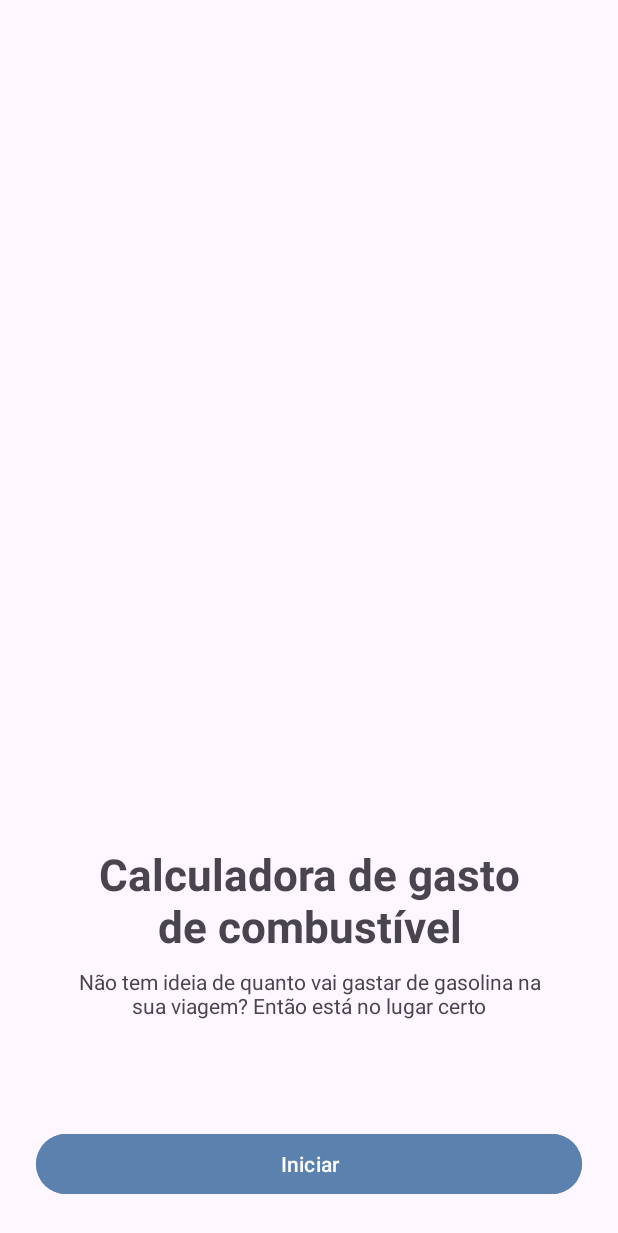
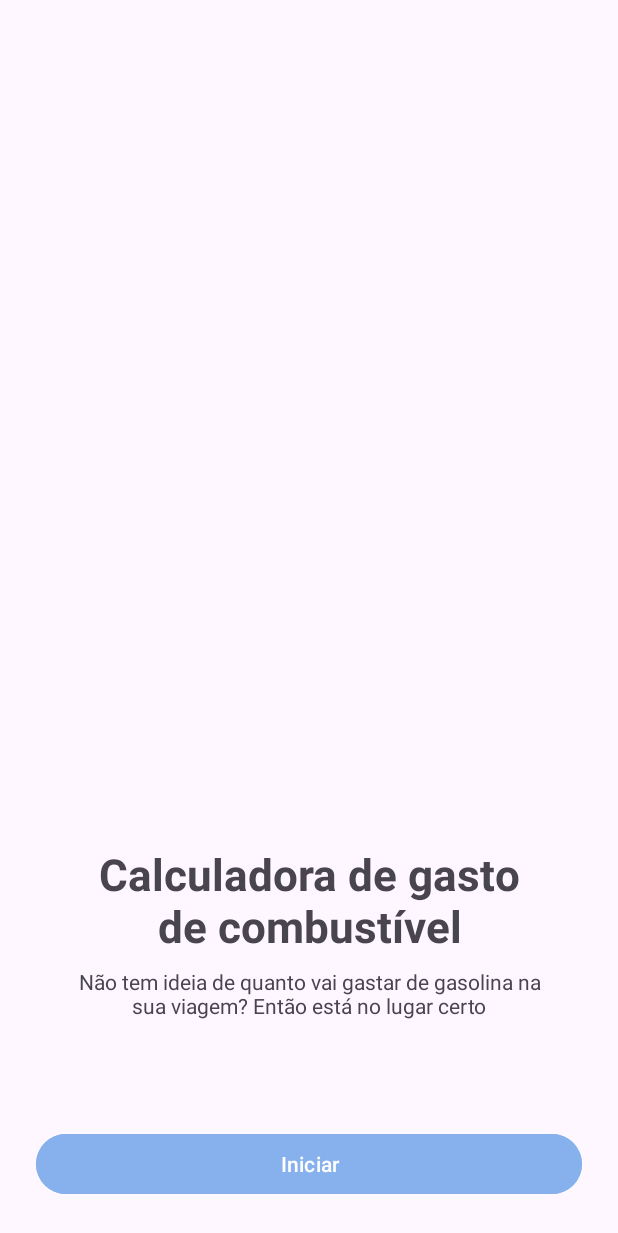
Before and after one commit to eduardoagabes/fuel-calculator, an Android app: the screen it shows after launch (MainActivity), on a phone screen of 412 x 824 dp. Shown: the top 1233 px of the screen. Run offline under Robolectric (Android 15) with nearby library versions, the phone set to English and light mode, and no system bars.

Commit message:
ajustando cores e temas

```diff
--- /dev/null
+++ b/app/src/main/res/drawable/rounded_bg.xml
@@ -0,0 +1,6 @@
+<?xml version="1.0" encoding="utf-8"?>
+<shape xmlns:android="http://schemas.android.com/apk/res/android">
+    <solid android:color="#E8E8E8" ></solid>
+    <corners android:radius="12dp" ></corners>
+
+</shape>
--- a/app/src/main/res/values-night/themes.xml
+++ b/app/src/main/res/values-night/themes.xml
@@ -2,6 +2,8 @@
     <!-- Base application theme. -->
     <style name="Base.Theme.FuelCalculator" parent="Theme.Material3.DayNight.NoActionBar">
         <!-- Customize your dark theme here. -->
-        <!-- <item name="colorPrimary">@color/my_dark_primary</item> -->
+        <item name="colorPrimary">@color/primary_100</item>
+        <item name="android:statusBarColor">@color/primary_100</item>
+
     </style>
 </resources>
--- a/app/src/main/res/values/colors.xml
+++ b/app/src/main/res/values/colors.xml
@@ -2,6 +2,8 @@
 <resources>
     <color name="black">#FF000000</color>
     <color name="white">#FFFFFFFF</color>
-    <color name="blue">#5B81AE</color>
+    <color name="blue">#87B1EC</color>
     <color name="red">#F40000</color>
+
+    <color name="primary_100">#376AB4</color>
 </resources>
--- a/app/src/main/res/values/themes.xml
+++ b/app/src/main/res/values/themes.xml
@@ -2,7 +2,9 @@
     <!-- Base application theme. -->
     <style name="Base.Theme.FuelCalculator" parent="Theme.Material3.DayNight.NoActionBar">
         <!-- Customize your light theme here. -->
-        <!-- <item name="colorPrimary">@color/my_light_primary</item> -->
+        <item name="colorPrimary">@color/primary_100</item>
+        <item name="android:statusBarColor">@color/primary_100</item>
+
     </style>
 
     <style name="Theme.FuelCalculator" parent="Base.Theme.FuelCalculator" />
```
